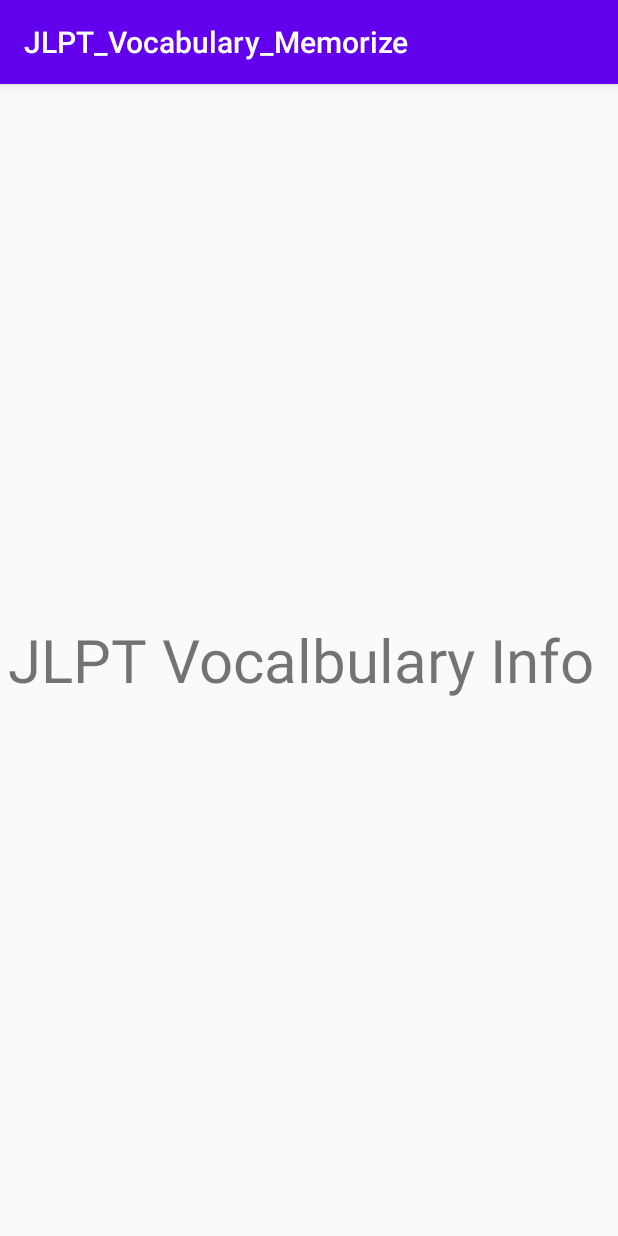
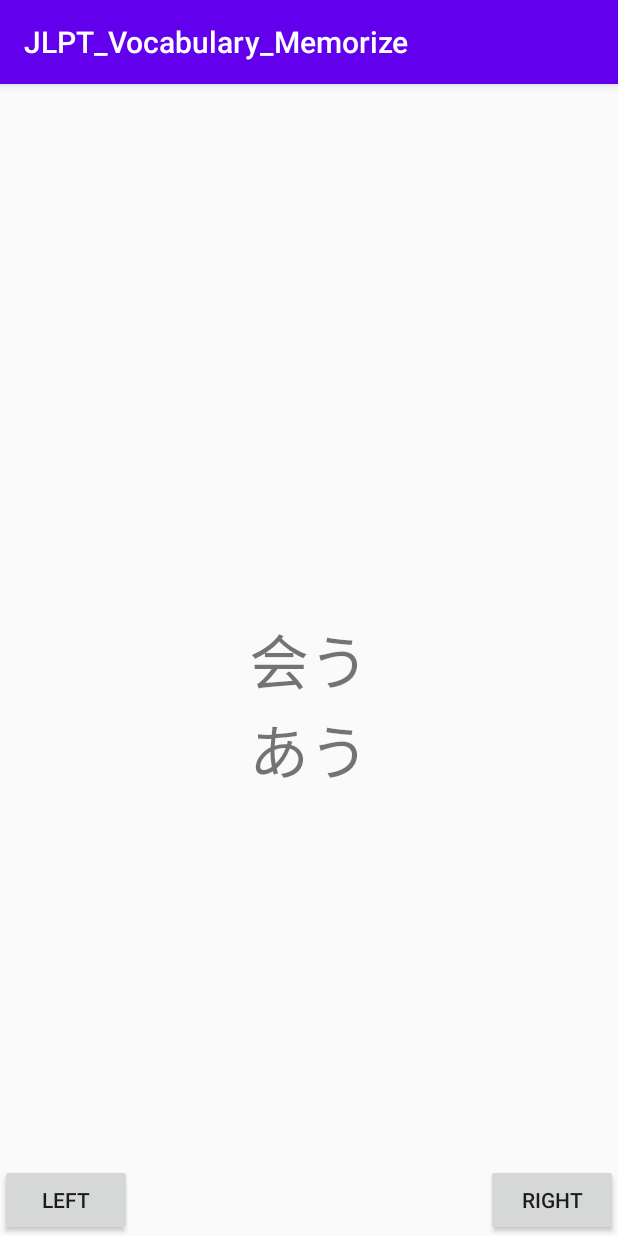
Before and after one commit to hasangsu/JLPT_Vocabulary_Memorize, an Android app: the screen it shows after launch (CVocalbularyInfomationActivity before the commit, CVocabularyInfomationActivity after it), after a tap on an icon or button, on a phone screen of 412 x 824 dp. Run offline under Robolectric (Android 15) with nearby library versions, the phone set to English and light mode, and no system bars.

```diff
--- a/app/src/main/AndroidManifest.xml
+++ b/app/src/main/AndroidManifest.xml
@@ -12,7 +12,7 @@
         android:roundIcon="@mipmap/ic_launcher_round"
         android:supportsRtl="true"
         android:theme="@style/AppTheme">
-        <activity android:name=".CVocalbularyInfomationActivity"></activity>
+        <activity android:name=".CVocabularyInfomationActivity"></activity>
         <!-- Splash Activity -->
         <activity
             android:name=".CSplashActivity"
--- a/app/src/main/java/com/example/jlpt_vocabulary_memorize/CVocabulary.java
+++ b/app/src/main/java/com/example/jlpt_vocabulary_memorize/CVocabulary.java
@@ -1,7 +1,10 @@
 package com.example.jlpt_vocabulary_memorize;
 
-public class CVocabulary {
+import java.io.Serializable;
 
+public class CVocabulary implements Serializable {
+
+    private static final long m_serialVersionUID = 1L;
     private int m_level = 0;
     private int m_tangNo = 0;
     private String m_kanji = "";
--- a/app/src/main/java/com/example/jlpt_vocabulary_memorize/CVocabularyDBHelper.java
+++ b/app/src/main/java/com/example/jlpt_vocabulary_memorize/CVocabularyDBHelper.java
@@ -64,15 +64,14 @@ public class CVocabularyDBHelper {
         return m_openHelper.checkJLPTLvelVocabulary(jlptLevel);
     }
 
-    public void requestExportDBFile()
-    {
-    }
-
     public CVocabularyDBHelper(Context context)
     {
         this.m_context = context;
         this.m_openHelper = new COpenHelper(m_context, m_dbName, null, m_dbVersion);
-         m_db= m_openHelper.getWritableDatabase();
+
+        // [0] 기존에 존재하는 DB File이 있는지 판단.
+        m_db = null;
+        m_db = m_openHelper.getWritableDatabase();
     }
 
     public class COpenHelper extends SQLiteOpenHelper {
@@ -91,7 +90,7 @@ public class CVocabularyDBHelper {
 
         @Override
         public void onCreate(SQLiteDatabase db) {
-                String sql = "CREATE TABLE " + m_dbTable + " (" +
+                String sql = "CREATE TABLE IF NOT EXISTS " + m_dbTable + " (" +
                         "tango_level integer, " +
                         "tango_no integer, " +
                         "kanji varchar(30), " +
--- /dev/null
+++ b/app/src/main/java/com/example/jlpt_vocabulary_memorize/CVocabularyInfomationActivity.java
@@ -0,0 +1,69 @@
+package com.example.jlpt_vocabulary_memorize;
+
+import androidx.appcompat.app.AppCompatActivity;
+
+import android.content.Intent;
+import android.os.Bundle;
+import android.widget.TextView;
+
+import java.io.Serializable;
+import java.util.ArrayList;
+
+public class CVocabularyInfomationActivity extends AppCompatActivity {
+
+    private ArrayList<CVocabulary> m_vocabularyList;
+    private CVocabulary m_activeBocabulary = null;
+
+    public ArrayList<CVocabulary> getM_vocabularyList() {
+        return m_vocabularyList;
+    }
+
+    public void setM_vocabularyList(ArrayList<CVocabulary> m_vocabularyList) {
+        this.m_vocabularyList = m_vocabularyList;
+    }
+
+    public CVocabulary getM_activeBocabulary() {
+        return m_activeBocabulary;
+    }
+
+    public void setM_activeBocabulary(CVocabulary m_activeBocabulary) {
+        this.m_activeBocabulary = m_activeBocabulary;
+    }
+
+    @Override
+    protected void onCreate(Bundle savedInstanceState) {
+        super.onCreate(savedInstanceState);
+        setContentView(R.layout.activity_c_vocalbulary_infomation);
+
+        // [0] Intent 정보로 세팅하기위한 함수 호출.
+        initInfomation();
+
+        // [1] Layout Widget Display Text 세팅.
+        inItDisplayText();
+
+    }
+
+    private void initInfomation()
+    {
+        // [0] 전달받은 Intent의 정보로 멤버변수 및 화면 초기정보 세팅하기.
+        Intent intent = getIntent();
+        ArrayList<CVocabulary> vocabularyList = (ArrayList<CVocabulary>) intent.getSerializableExtra("vocabulary_list");
+
+        if (!vocabularyList.isEmpty())
+        {
+            setM_vocabularyList(vocabularyList);
+            setM_activeBocabulary(vocabularyList.get(0));
+        }
+    }
+
+    private void inItDisplayText()
+    {
+        // [0] Kanji Text 화면에 디스플레이 Update.
+        TextView kanjiTextView = (TextView) findViewById(R.id.kanji_text);
+        kanjiTextView.setText(m_activeBocabulary.getM_kanji());
+
+        // [0] Kanji Text 화면에 디스플레이 Update.
+        TextView hiraganaTextView = (TextView) findViewById(R.id.hiragana_text);
+        hiraganaTextView.setText(m_activeBocabulary.getM_hiragana());
+    }
+}
--- a/app/src/main/java/com/example/jlpt_vocabulary_memorize/CVocalbularyInfomationActivity.java
+++ /dev/null
@@ -1,14 +0,0 @@
-package com.example.jlpt_vocabulary_memorize;
-
-import androidx.appcompat.app.AppCompatActivity;
-
-import android.os.Bundle;
-
-public class CVocalbularyInfomationActivity extends AppCompatActivity {
-
-    @Override
-    protected void onCreate(Bundle savedInstanceState) {
-        super.onCreate(savedInstanceState);
-        setContentView(R.layout.activity_c_vocalbulary_infomation);
-    }
-}
--- a/app/src/main/java/com/example/jlpt_vocabulary_memorize/Fragments/CFragment.java
+++ b/app/src/main/java/com/example/jlpt_vocabulary_memorize/Fragments/CFragment.java
@@ -6,23 +6,21 @@ import android.view.LayoutInflater;
 import android.view.View;
 import android.view.ViewGroup;
 import android.widget.ImageButton;
-import android.widget.ImageView;
 import android.widget.TextView;
-import android.widget.Toast;
 
 import androidx.annotation.NonNull;
 import androidx.annotation.Nullable;
 import androidx.fragment.app.Fragment;
 
 import com.example.jlpt_vocabulary_memorize.CVocabulary;
-import com.example.jlpt_vocabulary_memorize.CVocalbularyInfomationActivity;
+import com.example.jlpt_vocabulary_memorize.CVocabularyInfomationActivity;
 import com.example.jlpt_vocabulary_memorize.R;
 
 import java.util.ArrayList;
 
 public class CFragment extends Fragment {
     private int m_level = 0;
-    private ArrayList<CVocabulary> vocabularyList;
+    private ArrayList<CVocabulary> m_vocabularyList;
 
     public int getM_level() {
         return m_level;
@@ -32,12 +30,12 @@ public class CFragment extends Fragment {
         this.m_level = m_level;
     }
 
-    public ArrayList<CVocabulary> getVocabularyList() {
-        return vocabularyList;
+    public ArrayList<CVocabulary> getM_vocabularyList() {
+        return m_vocabularyList;
     }
 
-    public void setVocabularyList(ArrayList<CVocabulary> vocabularyList) {
-        this.vocabularyList = vocabularyList;
+    public void setM_vocabularyList(ArrayList<CVocabulary> m_vocabularyList) {
+        this.m_vocabularyList = m_vocabularyList;
     }
 
     @Nullable
@@ -58,8 +56,10 @@ public class CFragment extends Fragment {
                     // [1-1] 클릭된 버튼의 종류에 따라서 Switch Case 처리.
                     case R.id.level_image :
                     {
-                        Intent intent = new Intent(getActivity(), CVocalbularyInfomationActivity.class);
-                        startActivity(intent);
+                        // [1-2] 버튼클릭시 새로운 화면으로 전환하면서 단어리스트 전달.
+                        Intent intent = new Intent(getActivity(), CVocabularyInfomationActivity.class);
+                        intent.putExtra("vocabulary_list", m_vocabularyList);
+                        getActivity().startActivity(intent);
 
 //                        String displayText = "JLPT " + String.valueOf(m_level) + "급을 선택하셨습니다. 레벨 이동.";
 //                        Toast.makeText(getContext(), displayText, Toast.LENGTH_SHORT).show();
@@ -114,6 +114,4 @@ public class CFragment extends Fragment {
 
         super.onViewCreated(view, savedInstanceState);
     }
-
-
 }
--- a/app/src/main/java/com/example/jlpt_vocabulary_memorize/MainActivity.java
+++ b/app/src/main/java/com/example/jlpt_vocabulary_memorize/MainActivity.java
@@ -8,8 +8,11 @@ import androidx.fragment.app.Fragment;
 import androidx.viewpager.widget.PagerAdapter;
 import androidx.viewpager.widget.ViewPager;
 
+import android.app.Activity;
 import android.content.Context;
+import android.content.SharedPreferences;
 import android.content.res.Resources;
+import android.database.sqlite.SQLiteDatabase;
 import android.database.sqlite.SQLiteOpenHelper;
 import android.os.Bundle;
 import android.os.Environment;
@@ -35,43 +38,46 @@ public class MainActivity extends AppCompatActivity {
         super.onCreate(savedInstanceState);
         setContentView(R.layout.activity_main);
 
-        // [0] 처음실행시 DB 데이터가 있는지 확인.
-        // [0-1] 처음 실행 시, Vocabulary Create DB (JLPT 1 ~ 5).
+        // [0] DB File 생성.
         m_vocabularyDBHelper = new CVocabularyDBHelper(MainActivity.this);
 
-        // [0-2] XML 파싱, Vocabulary Insert DB (JLPT 1 ~ 5).
-        int resourceId = R.raw.jlpt1;
-        for (int level = 1; level <= 5; level++) {
-            if (level != 1)
-                resourceId = resourceId + 1;
+        // [1] 어플리케이션 최초실행 여부 확인.
+        boolean isFirst = checkAppFirstExecute();
+        if (isFirst)
+        {
+            // [1-1] 처음 실행 시, Vocabulary Create DB (JLPT 1 ~ 5).
 
-            // [0-3] JLPT 급수별로 급수 및 단어 순서 세팅해주기.
-            m_vocabularyDBHelper.setM_jlptLevel(level);
-            m_vocabularyDBHelper.setM_jlptNo(1);
-            vocabulary_parsing(super.getResources(), resourceId);
+            // [1-2] XML 파싱, Vocabulary Insert DB (JLPT 1 ~ 5).
+            int resourceId = R.raw.jlpt1;
+            for (int level = 1; level <= 5; level++)
+            {
+                if (level != 1)
+                    resourceId = resourceId + 1;
 
-            // [0-4] XML 파싱, Vocabulary 리스트 결과 확인.
-            ArrayList<CVocabulary> vocabularyList = new ArrayList<>();
-            vocabularyList = m_vocabularyDBHelper.requestCheckAllVocabulary();
+                // [1-3] JLPT 급수별로 급수 및 단어 순서 세팅해주기.
+                m_vocabularyDBHelper.setM_jlptLevel(level);
+                m_vocabularyDBHelper.setM_jlptNo(1);
+                vocabulary_parsing(super.getResources(), resourceId);
+            }
         }
 
-        // [1] 처음실행되면 Splash 이후에 보여질 JLPT 급수 선택 리스트 생성.
+        // [2] 처음 실행되면 Splash 이후에 보여질 JLPT 급수 선택 리스트 생성.
         List<Fragment> fragmentList = new ArrayList<>();
         for (int index = 5; 1 <= index; index--) {
-            // [1-1] DB에 저장된 급수별 단어리스트를 가져오기.
+            // [2-1] DB에 저장된 급수별 단어리스트를 가져오기.
             ArrayList<CVocabulary> vocabularyList = new ArrayList<>();
             vocabularyList = m_vocabularyDBHelper.requestCheckJLPTLevelVocabulary(index);
 
-            // [1-2] 화면에서 선택할 수 있는 JLPT 급수 생성 및 텍스트 세팅.
+            // [2-2] 화면에서 선택할 수 있는 JLPT 급수 생성 및 텍스트 세팅.
             CFragment fragment = new CFragment();
             fragment.setM_level(index);
-            fragment.setVocabularyList(vocabularyList);
+            fragment.setM_vocabularyList(vocabularyList);
 
-            // [1-3] 생성한 JLPT 급수를 fragmentList에 더함.
+            // [2-3] 생성한 JLPT 급수를 fragmentList에 더함.
             fragmentList.add(fragment);
         }
 
-        // [1-4] Main Activity에서 사용할 viewPager 생성 및 세팅.
+        // [2-4] Main Activity에서 사용할 viewPager 생성 및 세팅.
         m_viewPager = findViewById(R.id.viewPager);
         m_pageAdapter = new CViewPagerAdapter(getSupportFragmentManager(), fragmentList);
 
@@ -84,4 +90,18 @@ public class MainActivity extends AppCompatActivity {
         vocabularyParser.vocabulary_file_parsing(resources, level, m_vocabularyDBHelper);
     }
 
+    public boolean checkAppFirstExecute()
+    {
+        SharedPreferences pref = getSharedPreferences("IsFirst" , Activity.MODE_PRIVATE);
+        boolean isFirst = pref.getBoolean("isFirst", false);
+        if (!isFirst)
+        {
+            SharedPreferences.Editor editor = pref.edit();
+            editor.putBoolean("isFirst", true);
+            editor.commit();
+        }
+
+        return !isFirst;
+    }
+
 }
--- a/app/src/main/res/layout/activity_c_vocalbulary_infomation.xml
+++ b/app/src/main/res/layout/activity_c_vocalbulary_infomation.xml
@@ -6,13 +6,46 @@
     android:layout_height="match_parent"
     android:orientation="vertical"
     android:gravity="center"
-    tools:context=".CVocalbularyInfomationActivity">
+    tools:context=".CVocabularyInfomationActivity">
 
-    <TextView
-        android:id="@+id/level_text"
-        android:layout_width="wrap_content"
-        android:layout_height="wrap_content"
-        android:text="JLPT Vocalbulary Info "
-        android:textSize="40dp"/>
+    <RelativeLayout
+        android:layout_width="match_parent"
+        android:layout_height="match_parent">
+
+        <TextView
+            android:id="@+id/kanji_text"
+            android:layout_width="wrap_content"
+            android:layout_height="wrap_content"
+            android:text="Kanji Info "
+            android:textSize="40dp"
+            android:layout_centerVertical="true"
+            android:layout_centerHorizontal="true"/>
+
+        <TextView
+            android:id="@+id/hiragana_text"
+            android:layout_width="wrap_content"
+            android:layout_height="wrap_content"
+            android:text="Hiragana Info "
+            android:textSize="40dp"
+            android:layout_below="@+id/kanji_text"
+            android:layout_centerHorizontal="true"/>
+
+        <Button
+            android:id="@+id/left_button"
+            android:layout_width="wrap_content"
+            android:layout_height="wrap_content"
+            android:text="Left"
+            android:layout_alignParentBottom="true"
+            android:layout_alignParentLeft="true"/>
+
+        <Button
+            android:id="@+id/right_button"
+            android:layout_width="wrap_content"
+            android:layout_height="wrap_content"
+            android:text="Right"
+            android:layout_alignParentBottom="true"
+            android:layout_alignParentRight="true"/>
+
+    </RelativeLayout>
 
 </LinearLayout>
```
Also changed, not shown: 1 other file.
